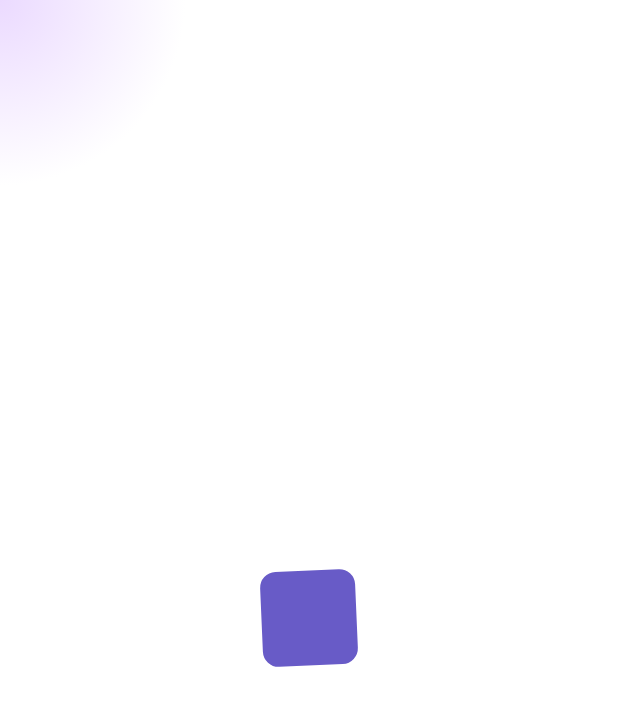
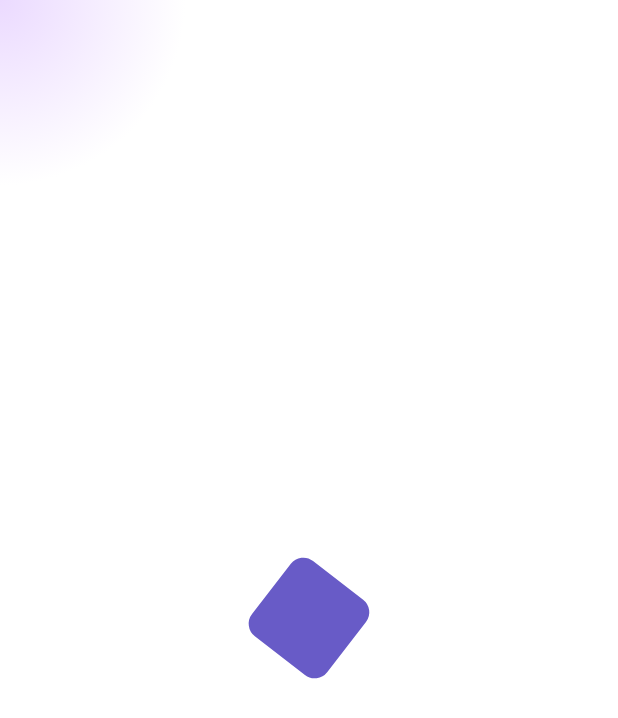
Before and after one commit to artembark/friflex_logo_animation, a Flutter app: the first screen one second after launch, on a phone screen of 412 x 824 dp. Shown: the top 718 px of the screen. Run offline on Flutter 3.47's test engine with Material 2 defaults, Android fonts, the light colour scheme and no system bars; our stand-ins replace flutter_svg.

Commit message:
interactive logo

```diff
--- a/lib/friflex_animated_logo.dart
+++ b/lib/friflex_animated_logo.dart
@@ -22,8 +22,8 @@ class _FriflexAnimatedLogoState extends State<FriflexAnimatedLogo>
   late AnimationController _startingController;
   late Animation _startScaleAnimation;
   late Animation _startRotationAnimation;
-  late Animation _opacityAnimation;
-  late Animation _RRSizeAnimation;
+  late Animation _glowOpacityAnimation;
+  late Animation _glowSizeAnimation;
   late Animation<double> _step1LogoPositionAnimation;
   late Animation _step1RectPositionAnimation;
   late Animation _step1BlurAnimation;
@@ -70,20 +70,25 @@ class _FriflexAnimatedLogoState extends State<FriflexAnimatedLogo>
           weight: 0.3),
       TweenSequenceItem(
           tween: Tween(begin: 0.0, end: rotationAngle)
-              .chain(CurveTween(curve: Curves.easeOutBack)),
+              .chain(CurveTween(curve: Curves.ease)),
           weight: 0.1),
       TweenSequenceItem<double>(
           tween: ConstantTween<double>(rotationAngle), weight: 0.1),
       TweenSequenceItem(
-          tween: Tween(begin: rotationAngle, end: -rotationAngle)
-              .chain(CurveTween(curve: Curves.elasticOut)),
-          weight: 0.2),
+          tween: Tween(begin: rotationAngle, end: 0)
+              .chain(CurveTween(curve: Curves.ease)),
+          weight: 0.1),
+      // TweenSequenceItem<double>(tween: ConstantTween<double>(0), weight: 0.1),
+      TweenSequenceItem(
+          tween: Tween(begin: 0, end: -rotationAngle)
+              .chain(CurveTween(curve: Curves.ease)),
+          weight: 0.1),
       TweenSequenceItem<double>(
           tween: ConstantTween<double>(-rotationAngle), weight: 0.1),
       TweenSequenceItem(
-          tween: Tween(begin: -rotationAngle, end: rotationAngle)
-              .chain(CurveTween(curve: Curves.elasticOut)),
-          weight: 0.2),
+          tween: Tween(begin: -rotationAngle, end: 0)
+              .chain(CurveTween(curve: Curves.ease)),
+          weight: 0.1),
     ]).animate(
       CurvedAnimation(
         parent: _startingController,
@@ -94,12 +99,8 @@ class _FriflexAnimatedLogoState extends State<FriflexAnimatedLogo>
       ),
     );
 
-    _opacityAnimation = TweenSequence([
-      TweenSequenceItem(
-          tween:
-              Tween(begin: 0.0, end: 0.0).chain(CurveTween(curve: Curves.ease)),
-          weight: 0.3),
-      TweenSequenceItem<double>(tween: ConstantTween<double>(0.0), weight: 0.1),
+    _glowOpacityAnimation = TweenSequence([
+      TweenSequenceItem<double>(tween: ConstantTween<double>(0.0), weight: 0.4),
       TweenSequenceItem(
           tween:
               Tween(begin: 0.3, end: 0.0).chain(CurveTween(curve: Curves.ease)),
@@ -109,10 +110,7 @@ class _FriflexAnimatedLogoState extends State<FriflexAnimatedLogo>
           tween:
               Tween(begin: 0.3, end: 0.0).chain(CurveTween(curve: Curves.ease)),
           weight: 0.1),
-      TweenSequenceItem(
-          tween:
-              Tween(begin: 0.0, end: 0.0).chain(CurveTween(curve: Curves.ease)),
-          weight: 0.2),
+      TweenSequenceItem<double>(tween: ConstantTween<double>(0.0), weight: 0.1),
     ]).animate(
       CurvedAnimation(
         parent: _startingController,
@@ -123,12 +121,8 @@ class _FriflexAnimatedLogoState extends State<FriflexAnimatedLogo>
       ),
     );
 
-    _RRSizeAnimation = TweenSequence([
-      TweenSequenceItem(
-          tween:
-              Tween(begin: 0.0, end: 0.0).chain(CurveTween(curve: Curves.ease)),
-          weight: 0.3),
-      TweenSequenceItem<double>(tween: ConstantTween<double>(0.0), weight: 0.1),
+    _glowSizeAnimation = TweenSequence([
+      TweenSequenceItem<double>(tween: ConstantTween<double>(0.0), weight: 0.4),
       TweenSequenceItem(
           tween:
               Tween(begin: 1.0, end: 1.8).chain(CurveTween(curve: Curves.ease)),
@@ -138,10 +132,7 @@ class _FriflexAnimatedLogoState extends State<FriflexAnimatedLogo>
           tween:
               Tween(begin: 1.0, end: 1.8).chain(CurveTween(curve: Curves.ease)),
           weight: 0.1),
-      TweenSequenceItem(
-          tween:
-              Tween(begin: 0.0, end: 0.0).chain(CurveTween(curve: Curves.ease)),
-          weight: 0.2),
+      TweenSequenceItem<double>(tween: ConstantTween<double>(0.0), weight: 0.1),
     ]).animate(
       CurvedAnimation(
         parent: _startingController,
@@ -401,7 +392,7 @@ class _FriflexAnimatedLogoState extends State<FriflexAnimatedLogo>
     print('starting');
     _startingController.addStatusListener((status) {
       if (status == AnimationStatus.completed) {
-        _startingController.forward(from: 0.4);
+        _startingController.forward(from: 0.3);
       }
     });
     _transformFController.addListener(() => setState(() {}));
@@ -409,11 +400,12 @@ class _FriflexAnimatedLogoState extends State<FriflexAnimatedLogo>
       setState(() {});
       print('checking');
       print(_startRotationAnimation.value);
+      print(_startingController.value);
       if (_canTransform &&
-          _startRotationAnimation.value > -0.1 &&
-          _startRotationAnimation.value < 0.1) {
-        print('inside if');
+          _startRotationAnimation.value > -0.001 &&
+          _startRotationAnimation.value < 0.001) {
         _startingController.stop();
+
         _transformFController.forward();
       }
     });
@@ -609,7 +601,7 @@ class _FriflexAnimatedLogoState extends State<FriflexAnimatedLogo>
                                   alignment: Alignment.center,
                                   children: [
                                     Transform.scale(
-                                      scale: _RRSizeAnimation.value,
+                                      scale: _glowSizeAnimation.value,
                                       child: Container(
                                         height: smallSquareSide,
                                         width: smallSquareSide,
@@ -617,12 +609,12 @@ class _FriflexAnimatedLogoState extends State<FriflexAnimatedLogo>
                                           borderRadius: BorderRadius.circular(
                                               borderRadius),
                                           color: rectColor.withOpacity(
-                                              _opacityAnimation.value),
+                                              _glowOpacityAnimation.value),
                                         ),
                                       ),
                                     ),
                                     Transform.scale(
-                                      scale: _RRSizeAnimation.value - 0.4,
+                                      scale: _glowSizeAnimation.value - 0.4,
                                       child: Container(
                                         height: smallSquareSide,
                                         width: smallSquareSide,
@@ -630,7 +622,7 @@ class _FriflexAnimatedLogoState extends State<FriflexAnimatedLogo>
                                           borderRadius: BorderRadius.circular(
                                               borderRadius),
                                           color: rectColor.withOpacity(
-                                              _opacityAnimation.value),
+                                              _glowOpacityAnimation.value),
                                         ),
                                       ),
                                     ),
```
